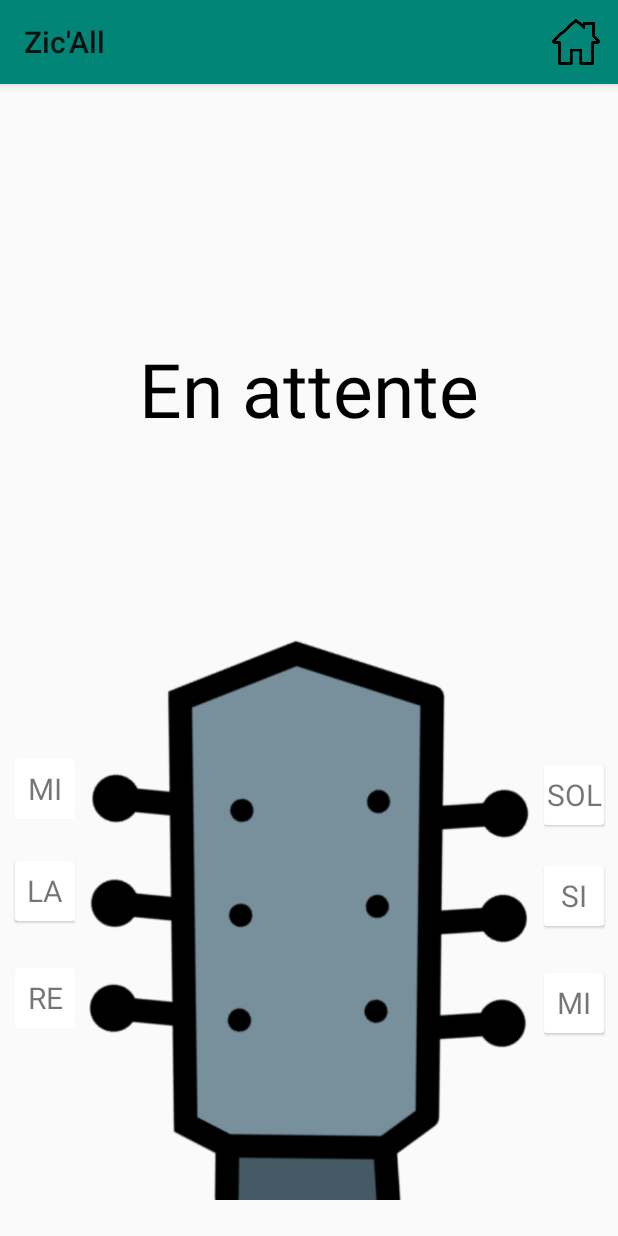
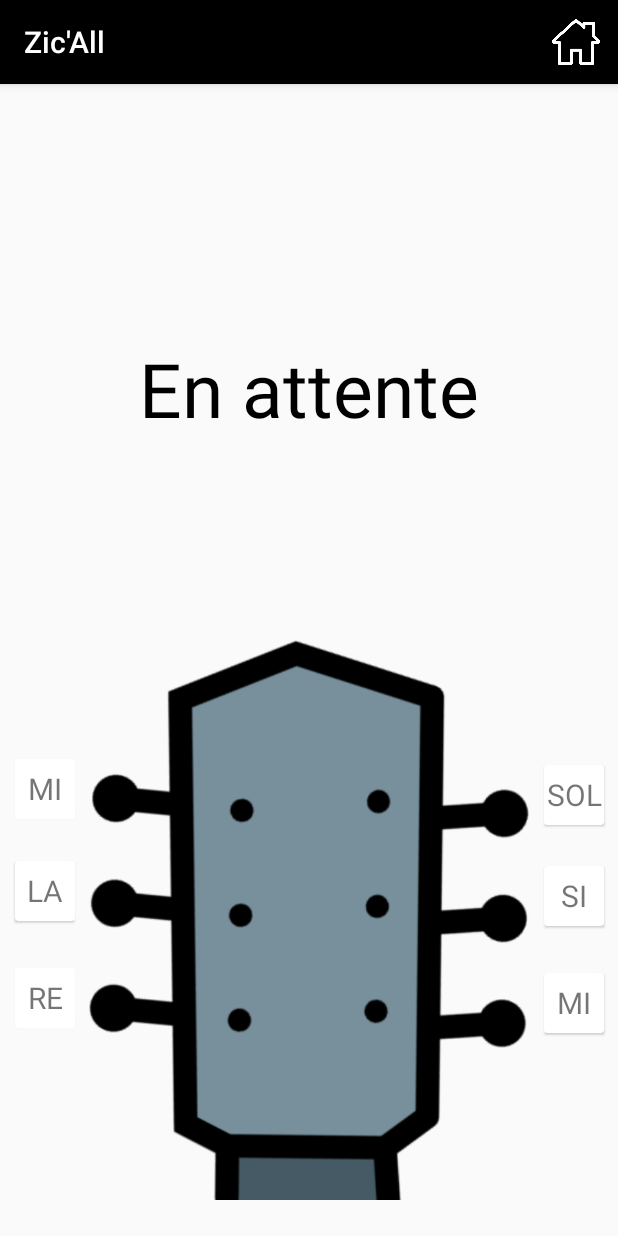
Before and after one commit to Kilian-Pichard/ZicAll, an Android app: the screen it shows after launch (AccordeurGuitare), after a tap on "Accordeur", on a phone screen of 412 x 824 dp. Run offline under Robolectric (Android 15) with nearby library versions, the phone set to English and light mode, and no system bars; 2 statements that could not run were skipped.

Commit message:
Titre de l'application en blanc + icones Home et Info en blanc

```diff
--- a/app/src/main/java/iutbayonne/projet/zicall/AccordeurGuitare.java
+++ b/app/src/main/java/iutbayonne/projet/zicall/AccordeurGuitare.java
@@ -6,6 +6,7 @@ import androidx.cardview.widget.CardView;
 
 import android.content.Intent;
 import android.os.Bundle;
+import android.text.Html;
 import android.view.Menu;
 import android.view.MenuInflater;
 import android.view.MenuItem;
@@ -59,6 +60,8 @@ public class AccordeurGuitare extends AppCompatActivity {
 
         Toolbar myToolbar = findViewById(R.id.my_toolbar);
         setSupportActionBar(myToolbar);
+        getSupportActionBar().setTitle(Html.fromHtml("<font color='#FFFFFF'>Zic'All </font>"));
+
 
         this.mi = findViewById(R.id.mi);
         this.la = findViewById(R.id.la);
--- a/app/src/main/java/iutbayonne/projet/zicall/MainActivity.java
+++ b/app/src/main/java/iutbayonne/projet/zicall/MainActivity.java
@@ -10,6 +10,7 @@ import android.Manifest;
 import android.content.Intent;
 import android.content.pm.PackageManager;
 import android.os.Bundle;
+import android.text.Html;
 import android.util.Log;
 import android.view.Menu;
 import android.view.MenuInflater;
@@ -69,6 +70,7 @@ public class MainActivity extends AppCompatActivity
 
         Toolbar myToolbar = findViewById(R.id.my_toolbar);
         setSupportActionBar(myToolbar);
+        getSupportActionBar().setTitle(Html.fromHtml("<font color='#FFFFFF'>Zic'All </font>"));
 
         // Demande la permission d'enregistrer du son
         ActivityCompat.requestPermissions(this, permissions, REQUETE_PERMISSION_ENRERISTRER_AUDIO);
--- a/app/src/main/res/values/colors.xml
+++ b/app/src/main/res/values/colors.xml
@@ -1,7 +1,7 @@
 <?xml version="1.0" encoding="utf-8"?>
 <resources>
-    <color name="colorPrimary">#008577</color>
-    <color name="colorPrimaryDark">#00574B</color>
+    <color name="colorPrimary">#000000</color>
+    <color name="colorPrimaryDark">#000000</color>
     <color name="colorAccent">#D81B60</color>
     <color name="vert">#25A203</color>
     <color name="rouge">#FF0000</color>
```
Also changed, not shown: app/src/main/res/drawable/home_icon.png, app/src/main/res/drawable/info_icon.png.
